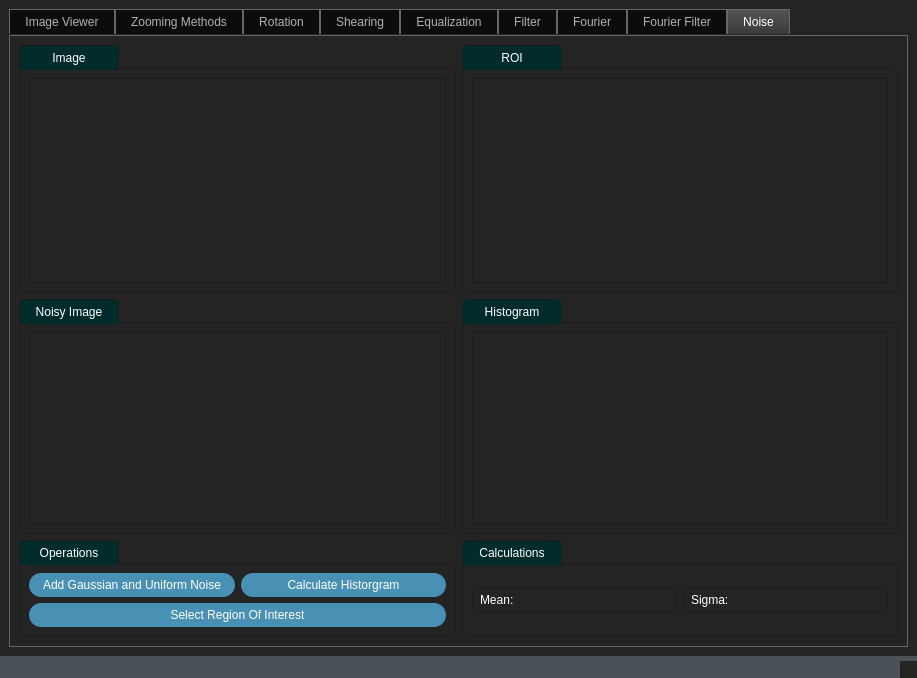
Above: Task2222.ui from DanielRafik/Image-Viewer before the change. Below: the same form after it.
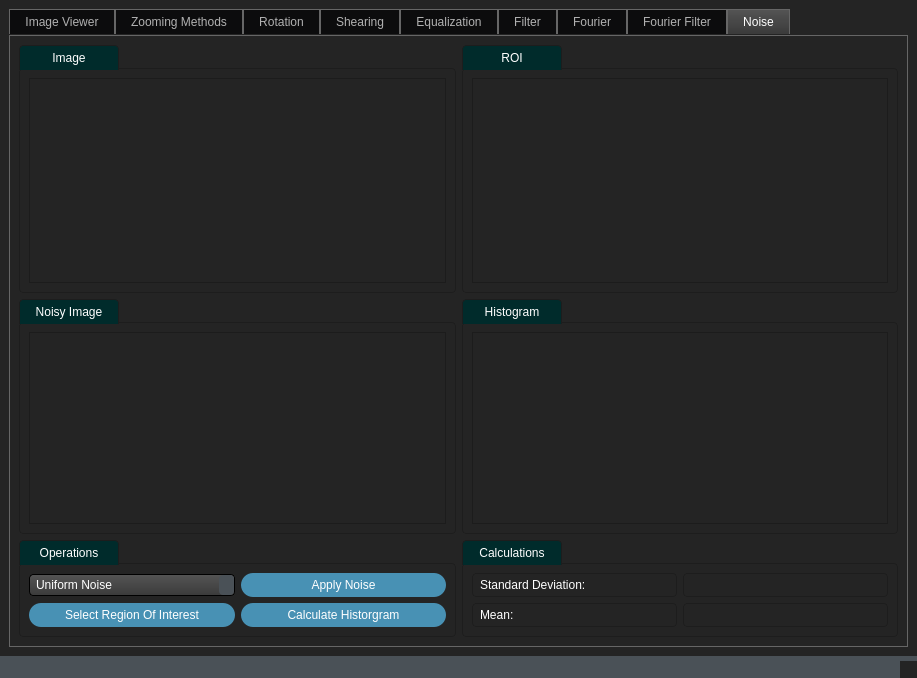
That is the form after the change. Icons and pictures are not drawn. Custom widgets are drawn as their Qt base class.

The edit to the form file:
```diff
--- a/Task2222.ui
+++ b/Task2222.ui
@@ -1919,27 +1919,41 @@
            <string>Operations</string>
           </property>
           <layout class="QGridLayout" name="gridLayout_38">
-           <item row="0" column="0">
-            <widget class="QPushButton" name="Add_Gaussian_and_Uniform_Noise_Button">
-             <property name="text">
-              <string>Add Gaussian and Uniform Noise</string>
-             </property>
-            </widget>
-           </item>
-           <item row="0" column="1">
-            <widget class="QPushButton" name="Calculate_Histogram_Button">
-             <property name="text">
-              <string>Calculate Historgram</string>
-             </property>
-            </widget>
-           </item>
-           <item row="1" column="0" colspan="2">
+           <item row="3" column="0">
             <widget class="QPushButton" name="Select_Region_Of_Interest_Button">
              <property name="text">
               <string>Select Region Of Interest</string>
              </property>
             </widget>
            </item>
+           <item row="3" column="1">
+            <widget class="QPushButton" name="Calculate_Histogram_Button">
+             <property name="text">
+              <string>Calculate Historgram</string>
+             </property>
+            </widget>
+           </item>
+           <item row="2" column="0">
+            <widget class="QComboBox" name="Noise_options_comboBox">
+             <item>
+              <property name="text">
+               <string>Uniform Noise</string>
+              </property>
+             </item>
+             <item>
+              <property name="text">
+               <string>Gaussian Noise</string>
+              </property>
+             </item>
+            </widget>
+           </item>
+           <item row="2" column="1">
+            <widget class="QPushButton" name="Apply_Noise_Button">
+             <property name="text">
+              <string>Apply Noise</string>
+             </property>
+            </widget>
+           </item>
           </layout>
          </widget>
         </item>
@@ -1961,7 +1975,7 @@
            <string>Calculations</string>
           </property>
           <layout class="QGridLayout" name="gridLayout_43">
-           <item row="0" column="0">
+           <item row="1" column="1">
             <widget class="QLineEdit" name="Mean_lineEdit">
              <property name="enabled">
               <bool>false</bool>
@@ -1977,10 +1991,16 @@
               <bool>false</bool>
              </property>
              <property name="text">
-              <string>Sigma:</string>
+              <string>Standard Deviation:</string>
              </property>
             </widget>
            </item>
+           <item row="0" column="2">
+            <widget class="QLineEdit" name="Standard_Deviation_value_lineEdit"/>
+           </item>
+           <item row="1" column="2">
+            <widget class="QLineEdit" name="Mean_Value_lineEdit"/>
+           </item>
           </layout>
          </widget>
         </item>
```
Left out of the diff: 6 changed lines with no effect on the pictures.
